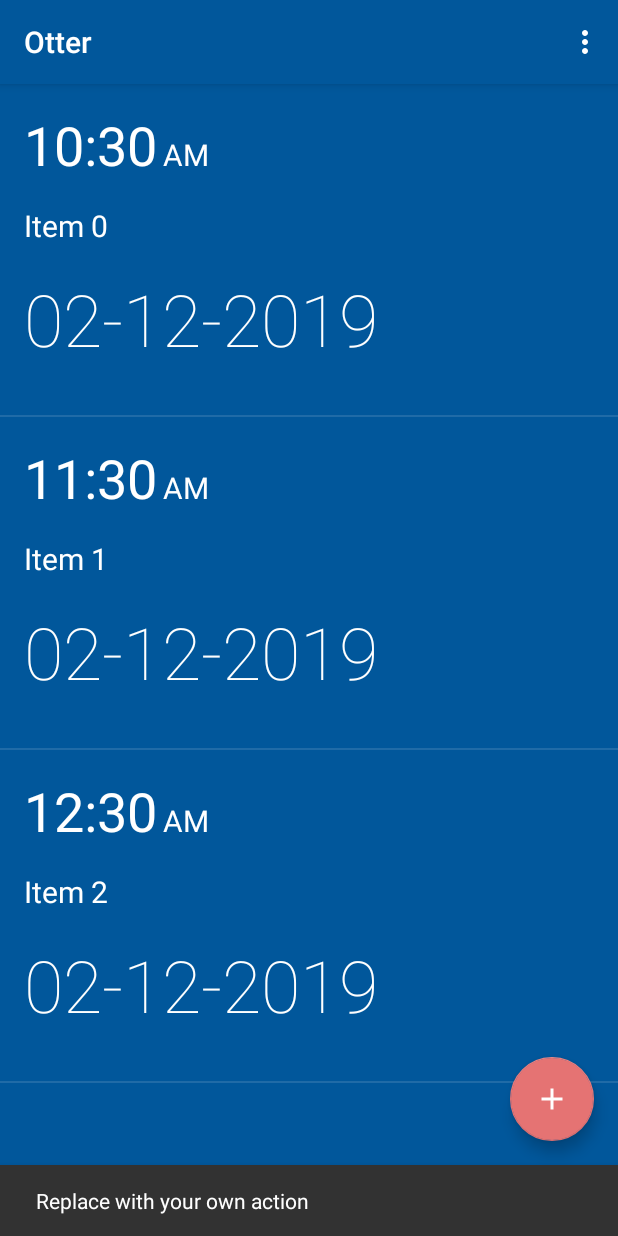
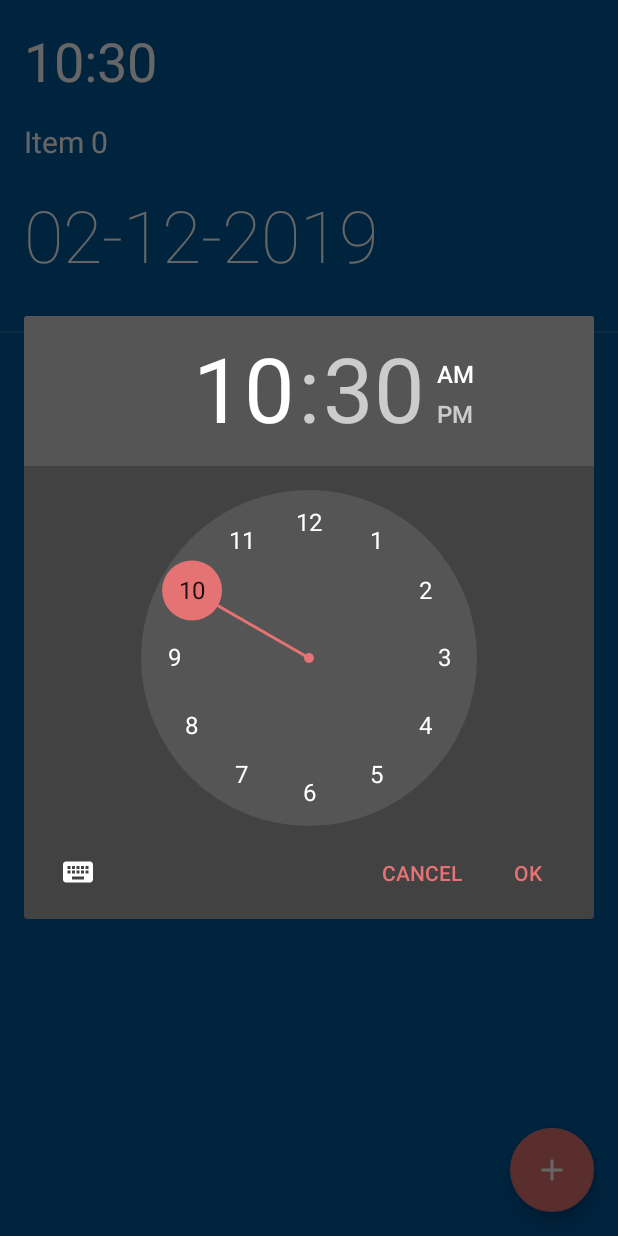
Before and after one commit to scottblechman/Otter, an Android app: the screen it shows after launch (MainActivity), after a tap on an icon or button, on a phone screen of 412 x 824 dp. Run offline under Robolectric (Android 15) with nearby library versions, the phone set to English and light mode, and no system bars.

Commit message:
Connected date and time dialogs to main Activity

```diff
--- a/app/src/main/AndroidManifest.xml
+++ b/app/src/main/AndroidManifest.xml
@@ -10,7 +10,7 @@
         android:supportsRtl="true"
         android:theme="@style/AppTheme">
         <activity
-            android:name=".MainActivity"
+            android:name=".ui.activity.MainActivity"
             android:label="@string/app_name"
             android:theme="@style/AppTheme.NoActionBar">
             <intent-filter>
--- a/app/src/main/java/com/scottblechman/otter/data/AlarmManager.java
+++ b/app/src/main/java/com/scottblechman/otter/data/AlarmManager.java
@@ -23,7 +23,7 @@ public class AlarmManager {
 
     static {
         // Add some sample items.
-        for (int i = 0; i < COUNT; i++) {
+        for (int i = 0; i < 1; i++) {
             addItem(createAlarm(i));
         }
     }
--- /dev/null
+++ b/app/src/main/java/com/scottblechman/otter/interfaces/FormsInterface.java
@@ -0,0 +1,32 @@
+package com.scottblechman.otter.interfaces;
+
+import android.widget.DatePicker;
+import android.widget.TimePicker;
+
+/**
+ * A communications interface to pass form data to the main Activity in order
+ * to persist it.
+ */
+public interface FormsInterface {
+
+    /**
+     * Called when {@link com.scottblechman.otter.ui.fragment.TimePickerFragment}
+     * returns a time.
+     * @param view
+     * @param hour
+     * @param minute
+     */
+    void onTimeSet(TimePicker view, int hour, int minute);
+
+    /**
+     * Called when {@link com.scottblechman.otter.ui.fragment.DatePickerFragment}
+     * returns a date.
+     * @param view
+     * @param year
+     * @param month
+     * @param day
+     */
+    void onDateSet(DatePicker view, int year, int month, int day);
+
+    void onLabelCreated(String label);
+}
--- a/app/src/main/java/com/scottblechman/otter/MainActivity.java
+++ b/app/src/main/java/com/scottblechman/otter/ui/activity/MainActivity.java
@@ -1,31 +1,37 @@
-package com.scottblechman.otter;
+package com.scottblechman.otter.ui.activity;
 
 import android.os.Bundle;
 import android.support.design.widget.FloatingActionButton;
 import android.support.design.widget.Snackbar;
+import android.support.v4.app.DialogFragment;
 import android.support.v7.app.AppCompatActivity;
-import android.support.v7.widget.Toolbar;
+import android.util.Log;
 import android.view.View;
 import android.view.Menu;
 import android.view.MenuItem;
+import android.widget.DatePicker;
+import android.widget.TimePicker;
 
+import com.scottblechman.otter.R;
 import com.scottblechman.otter.data.AlarmManager;
+import com.scottblechman.otter.interfaces.FormsInterface;
+import com.scottblechman.otter.ui.fragment.AlarmFragment;
+import com.scottblechman.otter.ui.fragment.TimePickerFragment;
 
-public class MainActivity extends AppCompatActivity implements AlarmFragment.OnListFragmentInteractionListener {
+public class MainActivity extends AppCompatActivity
+        implements AlarmFragment.OnListFragmentInteractionListener, FormsInterface {
 
     @Override
     protected void onCreate(Bundle savedInstanceState) {
         super.onCreate(savedInstanceState);
         setContentView(R.layout.activity_main);
-        Toolbar toolbar = findViewById(R.id.toolbar);
-        setSupportActionBar(toolbar);
 
         FloatingActionButton fab = findViewById(R.id.fab);
         fab.setOnClickListener(new View.OnClickListener() {
             @Override
             public void onClick(View view) {
-                Snackbar.make(view, "Replace with your own action", Snackbar.LENGTH_LONG)
-                        .setAction("Action", null).show();
+                DialogFragment newFragment = new TimePickerFragment();
+                newFragment.show(getSupportFragmentManager(), "timePicker");
             }
         });
     }
@@ -56,4 +62,19 @@ public class MainActivity extends AppCompatActivity implements AlarmFragment.OnL
     public void onListFragmentInteraction(AlarmManager.Alarm item) {
 
     }
+
+    @Override
+    public void onTimeSet(TimePicker view, int hour, int minute) {
+
+    }
+
+    @Override
+    public void onDateSet(DatePicker view, int year, int month, int day) {
+
+    }
+
+    @Override
+    public void onLabelCreated(String label) {
+
+    }
 }
--- a/app/src/main/java/com/scottblechman/otter/AlarmFragment.java
+++ b/app/src/main/java/com/scottblechman/otter/ui/fragment/AlarmFragment.java
@@ -1,4 +1,4 @@
-package com.scottblechman.otter;
+package com.scottblechman.otter.ui.fragment;
 
 import android.content.Context;
 import android.os.Bundle;
@@ -10,10 +10,11 @@ import android.support.v7.widget.RecyclerView;
 import android.view.LayoutInflater;
 import android.view.View;
 import android.view.ViewGroup;
-import android.widget.LinearLayout;
 
+import com.scottblechman.otter.R;
 import com.scottblechman.otter.data.AlarmManager;
 import com.scottblechman.otter.data.AlarmManager.Alarm;
+import com.scottblechman.otter.ui.fragment.adapter.MyAlarmRecyclerViewAdapter;
 
 /**
  * A fragment representing a list of Items.
--- /dev/null
+++ b/app/src/main/java/com/scottblechman/otter/ui/fragment/DatePickerFragment.java
@@ -0,0 +1,41 @@
+package com.scottblechman.otter.ui.fragment;
+
+import android.app.DatePickerDialog;
+import android.app.Dialog;
+import android.os.Bundle;
+import android.support.annotation.Nullable;
+import android.support.v4.app.DialogFragment;
+import android.widget.DatePicker;
+
+import com.scottblechman.otter.interfaces.FormsInterface;
+
+import java.util.Calendar;
+
+public class DatePickerFragment extends DialogFragment
+        implements DatePickerDialog.OnDateSetListener {
+
+    private FormsInterface mCallback;
+
+    @Override
+    public void onActivityCreated(@Nullable Bundle outState) {
+        super.onActivityCreated(outState);
+        mCallback = (FormsInterface) getActivity();
+
+    }
+
+    @Override
+    public Dialog onCreateDialog(Bundle savedInstanceState) {
+        // Use the current date as the default date in the picker
+        final Calendar c = Calendar.getInstance();
+        int year = c.get(Calendar.YEAR);
+        int month = c.get(Calendar.MONTH);
+        int day = c.get(Calendar.DAY_OF_MONTH);
+
+        // Create a new instance of DatePickerDialog and return it
+        return new DatePickerDialog(getActivity(), this, year, month, day);
+    }
+
+    public void onDateSet(DatePicker view, int year, int month, int day) {
+        // Do something with the date chosen by the user
+    }
+}
--- /dev/null
+++ b/app/src/main/java/com/scottblechman/otter/ui/fragment/TimePickerFragment.java
@@ -0,0 +1,44 @@
+package com.scottblechman.otter.ui.fragment;
+
+import android.app.Activity;
+import android.app.Dialog;
+import android.app.TimePickerDialog;
+import android.os.Bundle;
+import android.support.annotation.Nullable;
+import android.support.v4.app.DialogFragment;
+import android.text.format.DateFormat;
+import android.util.Log;
+import android.widget.TimePicker;
+
+import com.scottblechman.otter.interfaces.FormsInterface;
+
+import java.util.Calendar;
+
+public class TimePickerFragment extends DialogFragment
+        implements TimePickerDialog.OnTimeSetListener {
+
+    private FormsInterface mCallback;
+
+    @Override
+    public void onActivityCreated(@Nullable Bundle outState) {
+        super.onActivityCreated(outState);
+        mCallback = (FormsInterface) getActivity();
+
+    }
+
+    @Override
+    public Dialog onCreateDialog(Bundle savedInstanceState) {
+        // Use the current time as the default values for the picker
+        final Calendar c = Calendar.getInstance();
+        int hour = c.get(Calendar.HOUR_OF_DAY);
+        int minute = c.get(Calendar.MINUTE);
+
+        // Create a new instance of TimePickerDialog and return it
+        return new TimePickerDialog(getActivity(), this, hour, minute,
+                DateFormat.is24HourFormat(getActivity()));
+    }
+
+    public void onTimeSet(TimePicker view, int hourOfDay, int minute) {
+        mCallback.onTimeSet(view, hourOfDay, minute);
+    }
+}
--- a/app/src/main/java/com/scottblechman/otter/MyAlarmRecyclerViewAdapter.java
+++ b/app/src/main/java/com/scottblechman/otter/ui/fragment/adapter/MyAlarmRecyclerViewAdapter.java
@@ -1,6 +1,5 @@
-package com.scottblechman.otter;
+package com.scottblechman.otter.ui.fragment.adapter;
 
-import android.support.v7.widget.LinearLayoutManager;
 import android.support.v7.widget.RecyclerView;
 import android.util.Log;
 import android.view.LayoutInflater;
@@ -8,7 +7,8 @@ import android.view.View;
 import android.view.ViewGroup;
 import android.widget.TextView;
 
-import com.scottblechman.otter.AlarmFragment.OnListFragmentInteractionListener;
+import com.scottblechman.otter.R;
+import com.scottblechman.otter.ui.fragment.AlarmFragment.OnListFragmentInteractionListener;
 import com.scottblechman.otter.data.AlarmManager.Alarm;
 
 import java.util.List;
--- a/app/src/main/res/layout/activity_main.xml
+++ b/app/src/main/res/layout/activity_main.xml
@@ -5,28 +5,12 @@
     android:layout_width="match_parent"
     android:layout_height="match_parent"
     android:id="@+id/content"
-    tools:context=".MainActivity">
+    tools:context=".ui.activity.MainActivity">
 
-    <android.support.design.widget.AppBarLayout
-        android:layout_width="match_parent"
-        android:layout_height="wrap_content"
-        android:theme="@style/AppTheme.AppBarOverlay">
-
-        <android.support.v7.widget.Toolbar
-            android:id="@+id/toolbar"
-            android:layout_width="match_parent"
-            android:layout_height="?attr/actionBarSize"
-            android:background="?attr/colorPrimary"
-            app:popupTheme="@style/AppTheme.PopupOverlay"
-            />
-
-    </android.support.design.widget.AppBarLayout>
-
-    <fragment android:name="com.scottblechman.otter.AlarmFragment"
+    <fragment android:name="com.scottblechman.otter.ui.fragment.AlarmFragment"
         android:id="@+id/alarm_fragment"
         android:layout_width="match_parent"
-        android:layout_height="match_parent"
-        android:layout_marginTop="?android:attr/actionBarSize"/>
+        android:layout_height="match_parent" />
 
     <android.support.design.widget.FloatingActionButton
         android:id="@+id/fab"
--- a/app/src/main/res/layout/fragment_alarm.xml
+++ b/app/src/main/res/layout/fragment_alarm.xml
@@ -17,15 +17,13 @@
             android:layout_marginTop="@dimen/text_margin"
             android:layout_marginStart="@dimen/text_margin"
             android:layout_marginEnd="4dp"
-            android:textAppearance="@style/Time"
-            android:text="10:00"/>
+            android:textAppearance="@style/Time" />
 
         <TextView
             android:id="@+id/timePeriod"
             android:layout_width="wrap_content"
             android:layout_height="wrap_content"
             android:layout_marginTop="@dimen/text_margin"
-            android:text="AM"
             android:textAppearance="@style/TimePeriod" />
     </LinearLayout>
 
@@ -35,15 +33,13 @@
         android:layout_height="wrap_content"
         android:layout_marginStart="@dimen/text_margin"
         android:layout_marginTop="@dimen/text_margin"
-        android:textAppearance="@style/Label"
-        android:text="Finish app"/>
+        android:textAppearance="@style/Label" />
 
     <TextView
         android:id="@+id/date"
         android:layout_width="wrap_content"
         android:layout_height="wrap_content"
         android:layout_margin="@dimen/text_margin"
-        android:textAppearance="@style/Date"
-        android:text="Jan 20, 2019"/>
+        android:textAppearance="@style/Date" />
 
 </LinearLayout>
--- a/app/src/main/res/layout/fragment_alarm_list.xml
+++ b/app/src/main/res/layout/fragment_alarm_list.xml
@@ -9,5 +9,5 @@
     android:layout_marginLeft="16dp"
     android:layout_marginRight="16dp"
     app:layoutManager="android.support.v7.widget.LinearLayoutManager"
-    tools:context=".AlarmFragment"
+    tools:context=".ui.fragment.AlarmFragment"
     tools:listitem="@layout/fragment_alarm" />
--- a/app/src/main/res/menu/menu_main.xml
+++ b/app/src/main/res/menu/menu_main.xml
@@ -1,7 +1,7 @@
 <menu xmlns:android="http://schemas.android.com/apk/res/android"
     xmlns:app="http://schemas.android.com/apk/res-auto"
     xmlns:tools="http://schemas.android.com/tools"
-    tools:context="com.scottblechman.otter.MainActivity">
+    tools:context="com.scottblechman.otter.ui.activity.MainActivity">
     <item
         android:id="@+id/action_settings"
         android:orderInCategory="100"
```
